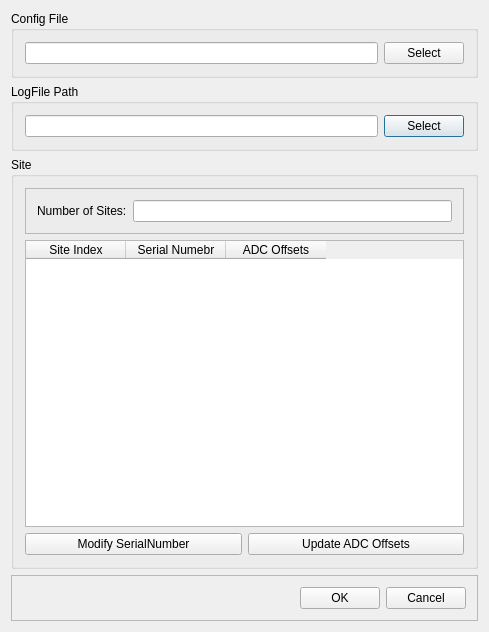
The window that Huangpu/Syn_LocalSettingsDlg.ui (fanmuzhi/huangpu) describes before a commit, drawn with Qt 5.
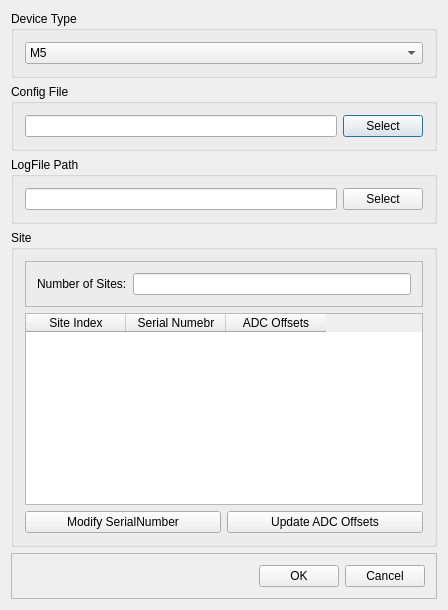
The same window after the commit.

```diff
--- a/Huangpu/Syn_LocalSettingsDlg.ui
+++ b/Huangpu/Syn_LocalSettingsDlg.ui
@@ -9,38 +9,38 @@
    <rect>
     <x>0</x>
     <y>0</y>
-    <width>489</width>
-    <height>632</height>
+    <width>448</width>
+    <height>610</height>
    </rect>
   </property>
   <property name="windowTitle">
    <string>Local Settings</string>
   </property>
-  <layout class="QGridLayout" name="gridLayout_8">
-   <item row="1" column="0">
-    <widget class="QGroupBox" name="LogFileGroupBox">
+  <layout class="QVBoxLayout" name="verticalLayout_2">
+   <item>
+    <widget class="QGroupBox" name="DeviceTypeGroupBox">
      <property name="title">
-      <string>LogFile Path</string>
+      <string>Device Type</string>
      </property>
-     <layout class="QGridLayout" name="gridLayout_5">
-      <item row="0" column="0">
-       <widget class="QLineEdit" name="LogFileLineEdit">
-        <property name="readOnly">
-         <bool>true</bool>
-        </property>
-       </widget>
-      </item>
-      <item row="0" column="1">
-       <widget class="QPushButton" name="SelectLogFilePushButton">
-        <property name="text">
-         <string>Select</string>
-        </property>
+     <layout class="QVBoxLayout" name="verticalLayout">
+      <item>
+       <widget class="QComboBox" name="DeviceTypeComboBox">
+        <item>
+         <property name="text">
+          <string>M5</string>
+         </property>
+        </item>
+        <item>
+         <property name="text">
+          <string>MPC04</string>
+         </property>
+        </item>
        </widget>
       </item>
      </layout>
     </widget>
    </item>
-   <item row="0" column="0">
+   <item>
     <widget class="QGroupBox" name="SysConfigFileGroupBox">
      <property name="title">
       <string>Config File</string>
@@ -63,7 +63,30 @@
      </layout>
     </widget>
    </item>
-   <item row="2" column="0">
+   <item>
+    <widget class="QGroupBox" name="LogFileGroupBox">
+     <property name="title">
+      <string>LogFile Path</string>
+     </property>
+     <layout class="QGridLayout" name="gridLayout_5">
+      <item row="0" column="0">
+       <widget class="QLineEdit" name="LogFileLineEdit">
+        <property name="readOnly">
+         <bool>true</bool>
+        </property>
+       </widget>
+      </item>
+      <item row="0" column="1">
+       <widget class="QPushButton" name="SelectLogFilePushButton">
+        <property name="text">
+         <string>Select</string>
+        </property>
+       </widget>
+      </item>
+     </layout>
+    </widget>
+   </item>
+   <item>
     <widget class="QGroupBox" name="SiteGroupBox">
      <property name="title">
       <string>Site</string>
@@ -137,7 +160,7 @@
      </layout>
     </widget>
    </item>
-   <item row="3" column="0">
+   <item>
     <widget class="QFrame" name="frame">
      <property name="frameShape">
       <enum>QFrame::StyledPanel</enum>
```
